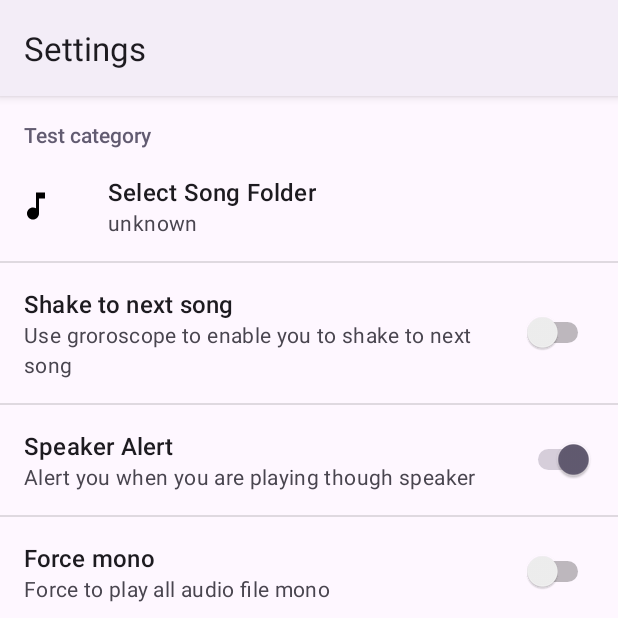
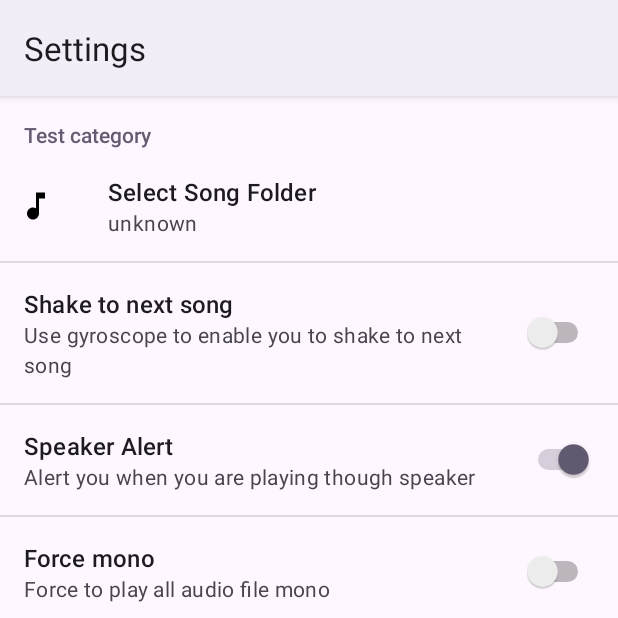
Before and after one commit to gorjoe/Tunplmus, an Android app: the fragment SettingsFragment placed in its activity, on a phone screen of 412 x 824 dp, the top half of it. Run offline under Robolectric (Android 15) with nearby library versions, the phone set to English and light mode, and no system bars; libraries missing offline, so code that uses them is left out: com.bluewhaleyt.common, com.bluewhaleyt.crashdebugger; 3 statements that could not run were skipped.

Commit message:
Merge and Sync Project

```diff
--- a/app/src/main/java/com/gorjoe/tunplmus/Utils/SongHandler.java
+++ b/app/src/main/java/com/gorjoe/tunplmus/Utils/SongHandler.java
@@ -63,7 +63,7 @@ public class SongHandler{
                     }
                     setValue(currentPos);
 //                    updatePlayTime();
-                    Log.e("loop", "loop pos: " + currentPos + " / " + sBar.getMax());
+                    Log.e("loop", "loop pos: " + (int) Math.round(currentPos / sBarStep) + " / " + sBar.getMax());
                 }
             }
         }).start();
--- a/app/src/main/java/com/gorjoe/tunplmus/adapter/SongListAdapter.java
+++ b/app/src/main/java/com/gorjoe/tunplmus/adapter/SongListAdapter.java
@@ -48,7 +48,8 @@ public class SongListAdapter extends RecyclerView.Adapter<SongListAdapter.ViewHo
             Context context = holder.itemView.getContext();
             Intent intent = new Intent(context, MediaPlayerActivity.class);
             context.startActivity(intent);
-//            overridePendingTransition( R.anim.slide_in_up, 0 );
+            Activity activity = (Activity) context;
+            activity.overridePendingTransition( R.anim.slide_in_up, 0 );
             LayoutInflater inflater = LayoutInflater.from(holder.itemView.getContext());
             View view = inflater.inflate(R.layout.activity_media_player, null);
             SeekBar sb = view.findViewById(R.id.seekBar);
--- a/app/src/main/java/com/gorjoe/tunplmus/fragments/SettingsFragment.java
+++ b/app/src/main/java/com/gorjoe/tunplmus/fragments/SettingsFragment.java
@@ -54,7 +54,7 @@ public class SettingsFragment extends PreferenceFragment {
     }
 
     @Override
-    protected void onResume() {
+    public void onResume() {
         super.onResume();
 
         SharedPreferences sh = getActivity().getSharedPreferences("directory", Context.MODE_PRIVATE);
--- a/app/src/main/res/xml/preferences.xml
+++ b/app/src/main/res/xml/preferences.xml
@@ -15,7 +15,7 @@
             android:defaultValue="false"
             android:key="shake"
             android:title="Shake to next song"
-            android:summary="Use groroscope to enable you to shake to next song"/>
+            android:summary="Use gyroscope to enable you to shake to next song"/>
 
         <SwitchPreference
             android:defaultValue="true"
```
Also changed, not shown: app/src/main/res/layout/activity_song_list.xml (+10 -1 lines).
